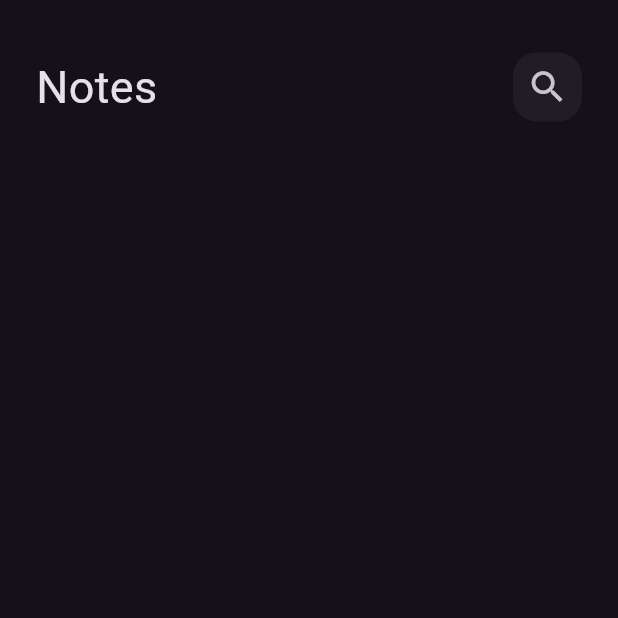
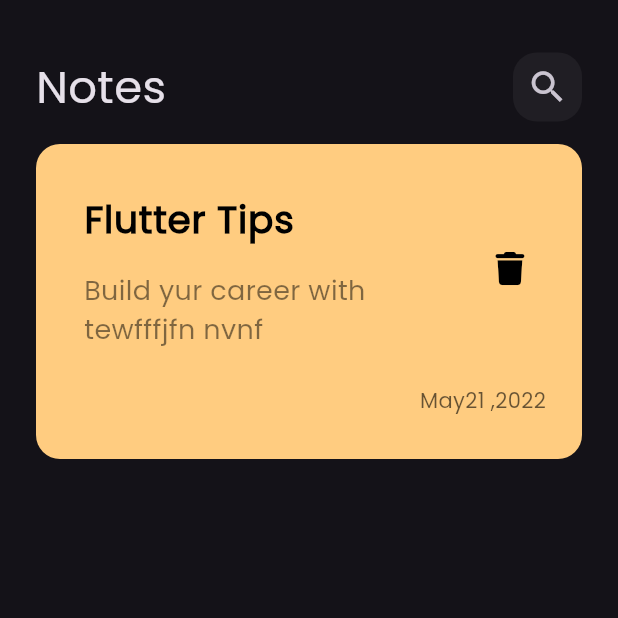
Before and after one commit to Ezzat1444/notes_app, a Flutter app: the screen it shows after launch, on a phone screen of 412 x 824 dp, the top half of it. Run offline on Flutter 3.47's test engine with Material 3 defaults, Android fonts, the phone set to English and light mode, and no system bars; our stand-ins replace font_awesome_flutter.

Commit message:
create custom note item

```diff
--- a/lib/main.dart
+++ b/lib/main.dart
@@ -11,7 +11,10 @@ class NotesApp extends StatelessWidget {
   Widget build(BuildContext context) {
     return MaterialApp(
       debugShowCheckedModeBanner: false,
-      theme: ThemeData(brightness: Brightness.dark),
+      theme: ThemeData(
+        brightness: Brightness.dark,
+        fontFamily: 'Poppins'
+        ),
       home: const NotesView(),
     );
   }
--- a/lib/views/widgets/custom_app_bar.dart
+++ b/lib/views/widgets/custom_app_bar.dart
@@ -6,7 +6,7 @@ class CustomAppBar extends StatelessWidget {
 
   @override
   Widget build(BuildContext context) {
-    return Row(
+    return const Row(
             children: [
               Text('Notes',style: TextStyle(fontSize: 30),),
               Spacer(),
--- /dev/null
+++ b/lib/views/widgets/custom_note_item.dart
@@ -0,0 +1,55 @@
+
+import 'package:flutter/material.dart';
+import 'package:font_awesome_flutter/font_awesome_flutter.dart';
+
+class NoteItem extends StatelessWidget {
+  const NoteItem({super.key});
+
+  @override
+  Widget build(BuildContext context) {
+    return Container(
+      padding: EdgeInsets.only(top: 24, left: 16, bottom: 24),
+      decoration: BoxDecoration(
+        color: const Color(0xffFFCC80),
+        borderRadius: BorderRadius.circular(16),
+      ),
+      child: Column(
+        crossAxisAlignment: CrossAxisAlignment.end,
+        children: [
+          ListTile(
+            title: Text(
+              'Flutter Tips',
+              style: TextStyle(
+                  color: Colors.black,
+                  fontSize: 25,
+                  fontWeight: FontWeight.w600),
+            ),
+            subtitle: Padding(
+              padding: const EdgeInsets.only(top: 16, bottom: 16),
+              child: Text(
+                'Build yur career with tewfffjfn nvnf',
+                style: TextStyle(
+                    color: Colors.black.withValues(alpha: 0.5), fontSize: 18),
+              ),
+            ),
+            trailing: Padding(
+              padding: const EdgeInsets.only(bottom: 30),
+              child: IconButton(
+                  onPressed: () {},
+                  icon: Icon(FontAwesomeIcons.trash),
+                  iconSize: 22,
+                  color: Colors.black),
+            ),
+          ),
+          Padding(
+            padding: const EdgeInsets.only(right: 24, bottom: 5),
+            child: Text(
+              'May21 ,2022',
+              style: TextStyle(color: Colors.black.withValues(alpha: 0.6)),
+            ),
+          )
+        ],
+      ),
+    );
+  }
+}
--- a/lib/views/widgets/notesview_body.dart
+++ b/lib/views/widgets/notesview_body.dart
@@ -1,5 +1,6 @@
 import 'package:flutter/material.dart';
 import 'package:notes_app/views/widgets/custom_app_bar.dart';
+import 'package:notes_app/views/widgets/custom_note_item.dart';
 
 class NotesviewBody extends StatelessWidget {
   const NotesviewBody({super.key});
@@ -9,9 +10,15 @@ class NotesviewBody extends StatelessWidget {
     return Padding(
       padding: const EdgeInsets.symmetric(horizontal: 24),
       child: Column(
-        children: [
-          SizedBox(height: 35,),
+        children: const [
+          SizedBox(
+            height: 35,
+          ),
           CustomAppBar(),
+          SizedBox(
+            height: 15,
+          ),
+          NoteItem(),
         ],
       ),
     );
```
Also changed, not shown: pubspec.yaml (+5 -6 lines), assets/fonts/Poppins-Regular.ttf (added), pubspec.lock, 1 other file.
